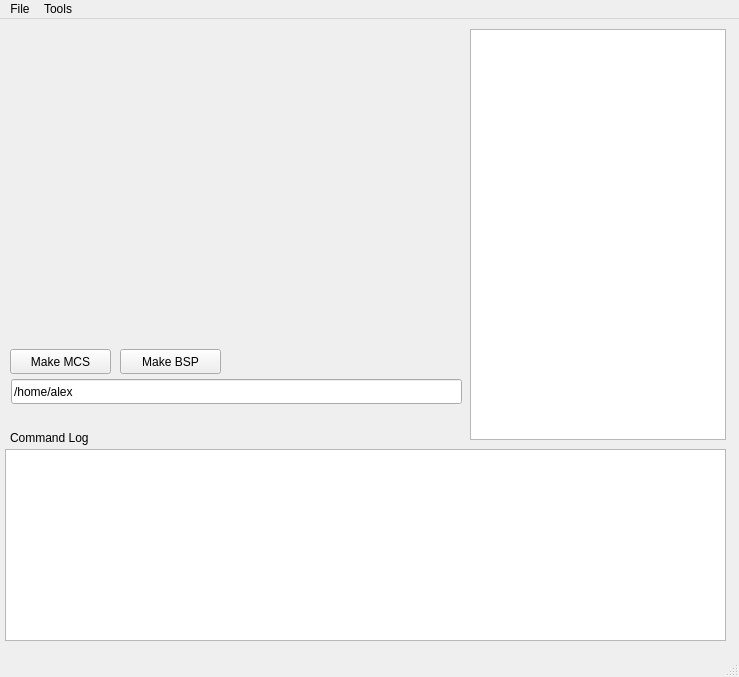
Qt form mainwindow.ui (alexdlukens/chips-gui) before a commit.
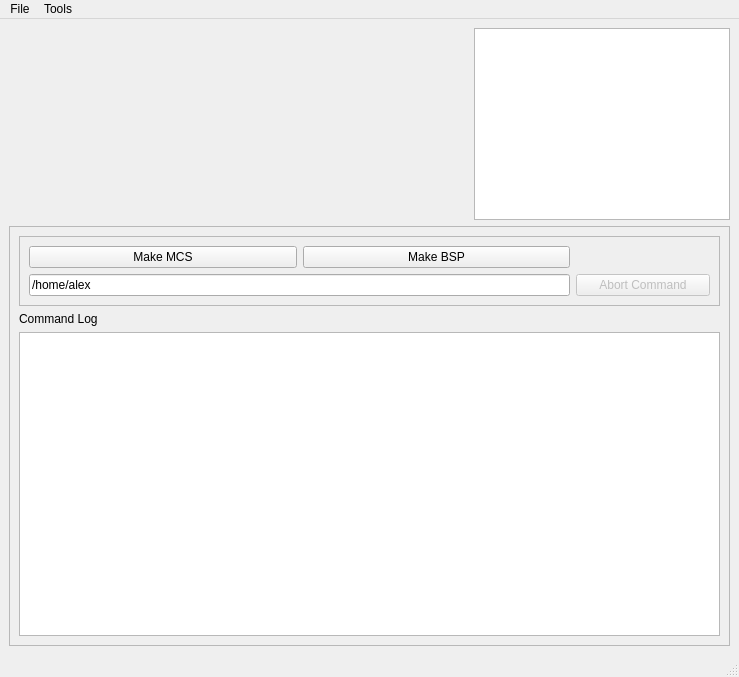
The same form after that commit.

Commit message: Added abort button for chipyard commands, added source scripts hard- coded to my directories for now

What changed in the file:
```diff
--- a/mainwindow.ui
+++ b/mainwindow.ui
@@ -20,97 +20,86 @@
    <property name="autoFillBackground">
     <bool>false</bool>
    </property>
-   <widget class="QLabel" name="label">
-    <property name="geometry">
-     <rect>
-      <x>9</x>
-      <y>9</y>
-      <width>16</width>
-      <height>17</height>
-     </rect>
-    </property>
-    <property name="text">
-     <string/>
-    </property>
-   </widget>
-   <widget class="QTextBrowser" name="textBrowser_2">
-    <property name="geometry">
-     <rect>
-      <x>470</x>
-      <y>10</y>
-      <width>256</width>
-      <height>411</height>
-     </rect>
-    </property>
-   </widget>
-   <widget class="QTextBrowser" name="textBrowser">
-    <property name="geometry">
-     <rect>
-      <x>5</x>
-      <y>430</y>
-      <width>721</width>
-      <height>192</height>
-     </rect>
-    </property>
-    <property name="sizePolicy">
-     <sizepolicy hsizetype="Expanding" vsizetype="Expanding">
-      <horstretch>0</horstretch>
-      <verstretch>0</verstretch>
-     </sizepolicy>
-    </property>
-   </widget>
+   <layout class="QGridLayout" name="gridLayout">
+    <item row="3" column="1">
+     <widget class="QFrame" name="frame_2">
+      <property name="frameShape">
+       <enum>QFrame::StyledPanel</enum>
+      </property>
+      <property name="frameShadow">
+       <enum>QFrame::Raised</enum>
+      </property>
+      <layout class="QVBoxLayout" name="verticalLayout">
+       <item>
+        <widget class="QFrame" name="frame">
+         <property name="frameShape">
+          <enum>QFrame::StyledPanel</enum>
+         </property>
+         <property name="frameShadow">
+          <enum>QFrame::Raised</enum>
+         </property>
+         <layout class="QGridLayout" name="gridLayout_2" columnstretch="0,10,10,5">
+          <property name="sizeConstraint">
+           <enum>QLayout::SetDefaultConstraint</enum>
+          </property>
+          <item row="0" column="1">
    <widget class="QPushButton" name="MakeMCS">
-    <property name="geometry">
-     <rect>
-      <x>10</x>
-      <y>330</y>
-      <width>101</width>
-      <height>25</height>
-     </rect>
-    </property>
     <property name="text">
      <string>Make MCS</string>
     </property>
    </widget>
+          </item>
+          <item row="0" column="2">
+           <widget class="QPushButton" name="MakeBSP">
+            <property name="text">
+             <string>Make BSP</string>
+            </property>
+           </widget>
+          </item>
+          <item row="1" column="1" colspan="2">
    <widget class="QLineEdit" name="commandDir">
-    <property name="geometry">
-     <rect>
-      <x>11</x>
-      <y>360</y>
-      <width>451</width>
-      <height>25</height>
-     </rect>
-    </property>
     <property name="text">
      <string>/home/alex</string>
     </property>
    </widget>
+          </item>
+          <item row="1" column="3">
+           <widget class="QPushButton" name="AbortOperation">
+            <property name="enabled">
+             <bool>false</bool>
+            </property>
+            <property name="text">
+             <string>Abort Command</string>
+            </property>
+           </widget>
+          </item>
+         </layout>
+        </widget>
+       </item>
+       <item>
    <widget class="QLabel" name="label_2">
-    <property name="geometry">
-     <rect>
-      <x>10</x>
-      <y>410</y>
-      <width>111</width>
-      <height>17</height>
-     </rect>
-    </property>
     <property name="text">
      <string>Command Log</string>
     </property>
    </widget>
-   <widget class="QPushButton" name="MakeBSP">
-    <property name="geometry">
-     <rect>
-      <x>120</x>
-      <y>330</y>
-      <width>101</width>
-      <height>25</height>
-     </rect>
-    </property>
-    <property name="text">
-     <string>Make BSP</string>
-    </property>
-   </widget>
+       </item>
+       <item>
+        <widget class="QTextBrowser" name="textBrowser">
+         <property name="sizePolicy">
+          <sizepolicy hsizetype="Expanding" vsizetype="Expanding">
+           <horstretch>0</horstretch>
+           <verstretch>0</verstretch>
+          </sizepolicy>
+         </property>
+        </widget>
+       </item>
+      </layout>
+     </widget>
+    </item>
+    <item row="0" column="1" rowspan="2" alignment="Qt::AlignRight">
+     <widget class="QTextBrowser" name="textBrowser_2"/>
+    </item>
+   </layout>
   </widget>
   <widget class="QMenuBar" name="menubar">
    <property name="geometry">
```
Lines whose indentation alone changed are shown as unchanged. The commit also changes 2 other files.
